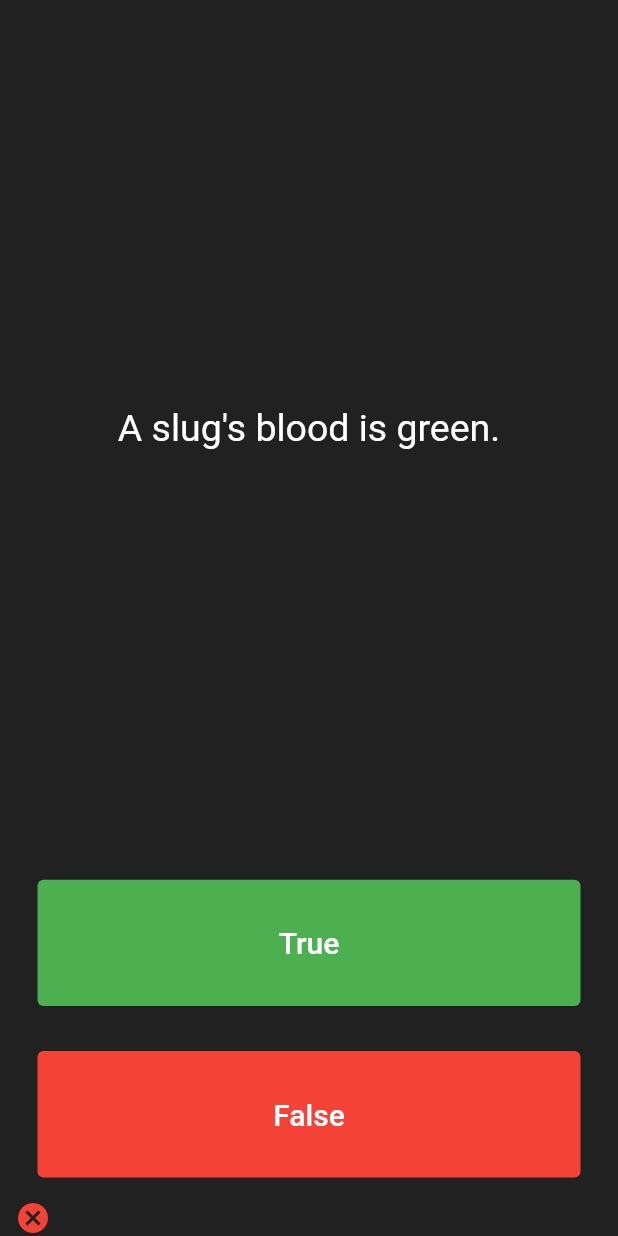
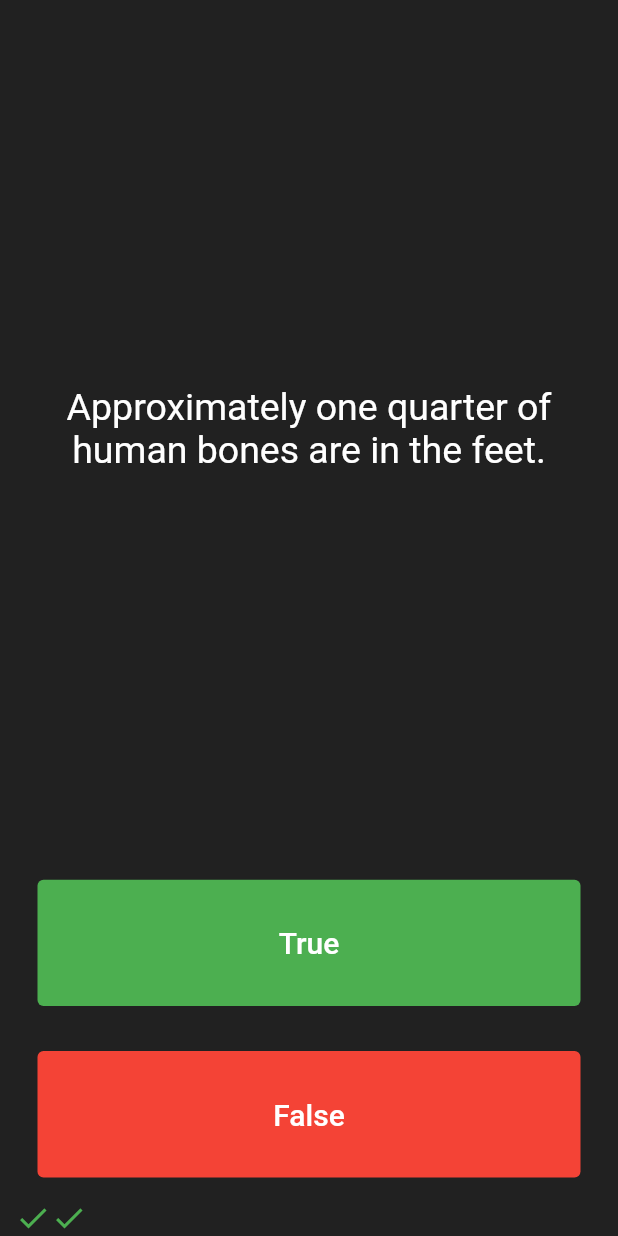
Before and after one commit to elifogreniyor/quizzler_flutter_project, a Flutter app: the screen it shows after launch, after a tap on "True", after a tap on "False", on a phone screen of 412 x 824 dp. Run offline on Flutter 3.47's test engine with Material 2 defaults, Android fonts, the phone set to English and light mode, and no system bars.

Commit message:
finish the project

```diff
--- a/lib/main.dart
+++ b/lib/main.dart
@@ -1,4 +1,7 @@
 import 'package:flutter/material.dart';
+import 'quiz_brain.dart';
+
+QuizBrain quizBrain = QuizBrain();
 
 void main() => runApp(const Quizzler());
 
@@ -30,20 +33,19 @@
 
 class _QuizPageState extends State<QuizPage> {
 
-  List<Widget> scoreKeeper = [
-      ];
-  List<String> questions = [
-    'You can lead a cow down stairs but not up stairs.',
-    'Approximately one quarter of human bones are in the feet.',
-    'A slug\'s blood is green.',
-  ];
-  List<bool> answers = [
-  false,
-  true,
-  true,
-  ];
+  List<Widget> scoreKeeper = [];
+  void checkAnswer(bool userPickedAnswer){
+    bool correctAnswer = quizBrain.getCorrectAnswer();
+    setState(() {
+          if(userPickedAnswer == correctAnswer){
+            scoreKeeper.add(Icon(Icons.check, color: Colors.green)); //check for equality
+            } else{
+            scoreKeeper.add(Icon(Icons.cancel, color: Colors.red)); //check for equality
+            }
+            quizBrain.nextQuestion();
+            });
+  }
 
-  int questionNumber = 0;
   @override
   Widget build(BuildContext context) {
     return Column(
@@ -55,7 +57,8 @@
           child: Padding(
             padding: EdgeInsets.all(10.0),
             child: Center(
-              child: Text(questions[questionNumber ],
+              child: Text(
+                quizBrain.getQuestionText(),
                 textAlign: TextAlign.center,
                 style: TextStyle(
                   fontSize: 25.0,
@@ -78,18 +81,7 @@
                 ),
               ),
               onPressed: () {
-                bool correctAnswer = answers[questionNumber];
-
-                if(correctAnswer == false){
-                  print('User got it right!');
-                } else(){
-                  print('User got it wrong!');
-                };
-
-                setState(() {
-                  questionNumber++;
-              }
-            );
+                checkAnswer(true);
           },
         ),
       ),
@@ -108,12 +100,7 @@
               ),
               onPressed: () {
                 setState(() {
-                  questionNumber++;
-                  scoreKeeper.add(Icon(
-                    Icons.cancel,
-                    color: Colors.red,
-                  ),
-                );
+                checkAnswer(false);
               },
             );
           },
--- /dev/null
+++ b/lib/question.dart
@@ -0,0 +1,11 @@
+class Question {
+  late String questionText; // not be null
+  late bool questionAnswer;
+
+  Question({required String q, required bool a}) {
+    questionText = q;
+    questionAnswer = a;
+  }
+}
+
+Question question = Question(q: 'hello', a: true);
--- /dev/null
+++ b/lib/quiz_brain.dart
@@ -0,0 +1,35 @@
+import 'question.dart';
+
+class QuizBrain{
+  int _questionNumber = 0;
+
+  List<Question> _questionBank = [
+    Question(q: 'Some cats are actually allergic to humans', a: true),
+    Question(q:'You can lead a cow down stairs but not up stairs.', a: false),
+    Question(q:'Approximately one quarter of human bones are in the feet.', a: true),
+    Question(q:'A slug\'s blood is green.', a: true),
+    Question(q:'Buzz Aldrin\'s mother\'s maiden name was \"Moon\".', a: true),
+    Question(q:'It is illegal to pee in the Ocean in Portugal.', a: true),
+    Question(q:'No piece of square dry paper can be folded in half more than 7 times.', a: false),
+    Question(q:'In London, UK, if you happen to die in the House of Parliament, you are technically entitled to a state funeral, because the building is considered too sacred a place.', a: true),
+    Question(q:'The loudest sound produced by any animal is 188 decibels. That animal is the African Elephant.', a:false),
+    Question(q:'The total surface area of two human lungs is approximately 70 square metres.', a:true),
+    Question(q:'Google was originally called \"Backrub\".', a: true),
+    Question(q:'Chocolate affects a dog\'s heart and nervous system; a few ounces are enough to kill a small dog.', a: true),
+    Question(q:'In West Virginia, USA, if you accidentally hit an animal with your car, you are free to take it home to eat.', a: true),
+    ];
+
+    void nextQuestion(){
+      if(_questionNumber < _questionBank.length - 1){ //[0, length -1] olmasi gerekiyor
+          _questionNumber++;
+      }else{
+        _questionNumber=0;
+      }
+    }
+    String getQuestionText(){
+      return _questionBank[_questionNumber].questionText;
+    }
+    bool getCorrectAnswer(){
+      return _questionBank[_questionNumber].questionAnswer;
+    }
+}
--- a/pubspec.yaml
+++ b/pubspec.yaml
@@ -15,6 +15,7 @@
 dependencies:
   flutter:
     sdk: flutter
+  rflutter_alert: ^2.0.7
 
   # The following adds the Cupertino Icons font to your application.
   # Use with the CupertinoIcons class for iOS style icons.
```
Also changed, not shown: pubspec.lock.
